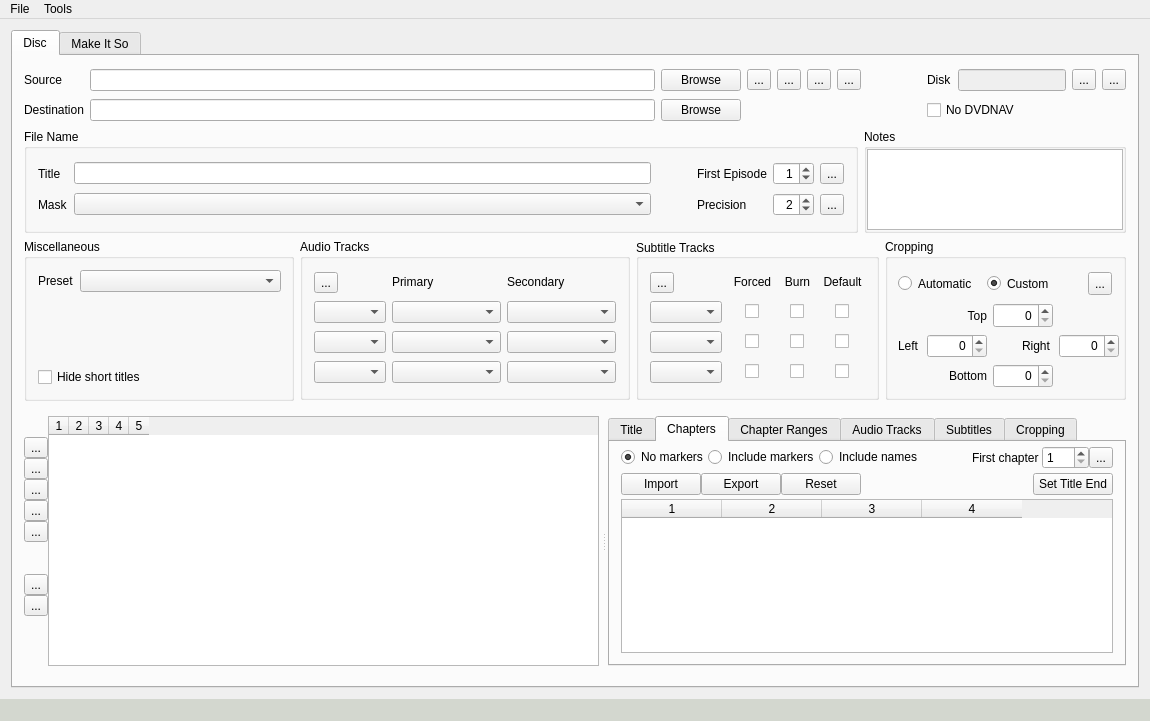
Before: the Qt Designer form mainwindow.ui in dwprice56/QtHEP, drawn with Qt 5.
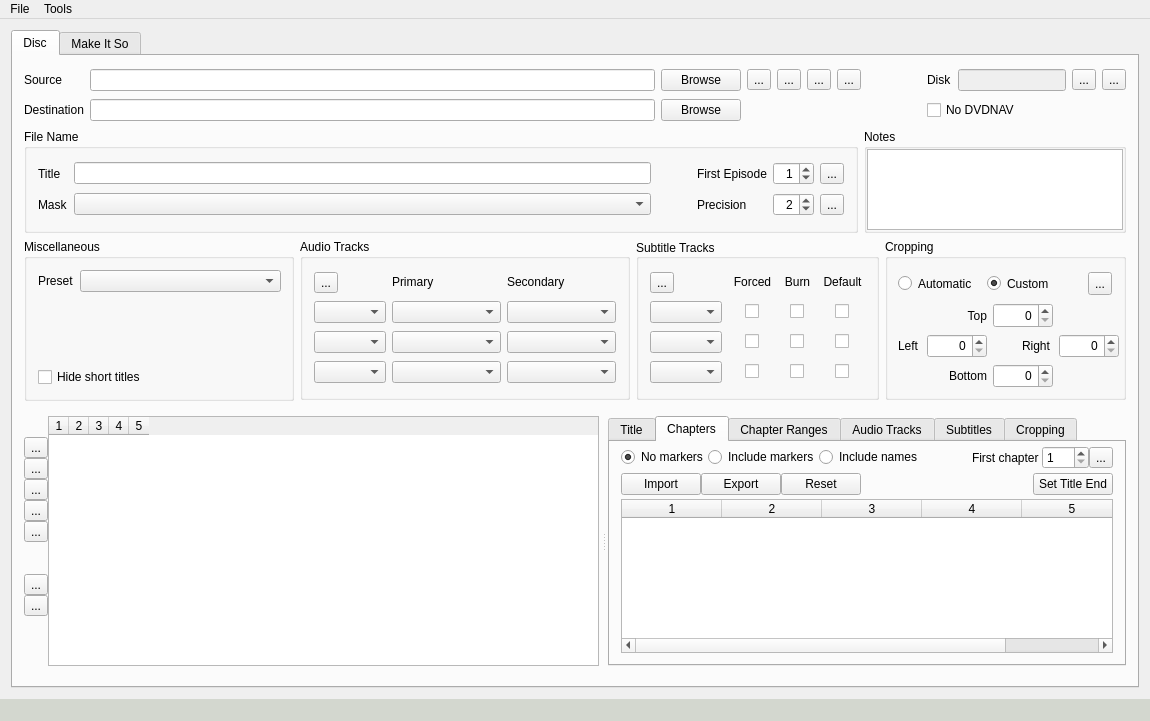
After: the same form once the commit is applied. The open tabs and pages were chosen to show the change. Icons and pictures are not drawn.

```diff
--- a/mainwindow.ui
+++ b/mainwindow.ui
@@ -2118,7 +2118,7 @@
                    <enum>QAbstractItemView::SelectRows</enum>
                   </property>
                   <property name="columnCount">
-                   <number>4</number>
+                   <number>5</number>
                   </property>
                   <attribute name="verticalHeaderVisible">
                    <bool>false</bool>
@@ -2127,6 +2127,7 @@
                   <column/>
                   <column/>
                   <column/>
+                  <column/>
                  </widget>
                 </item>
                </layout>
```
Left out of the diff: 16 changed lines with no effect on the pictures.
